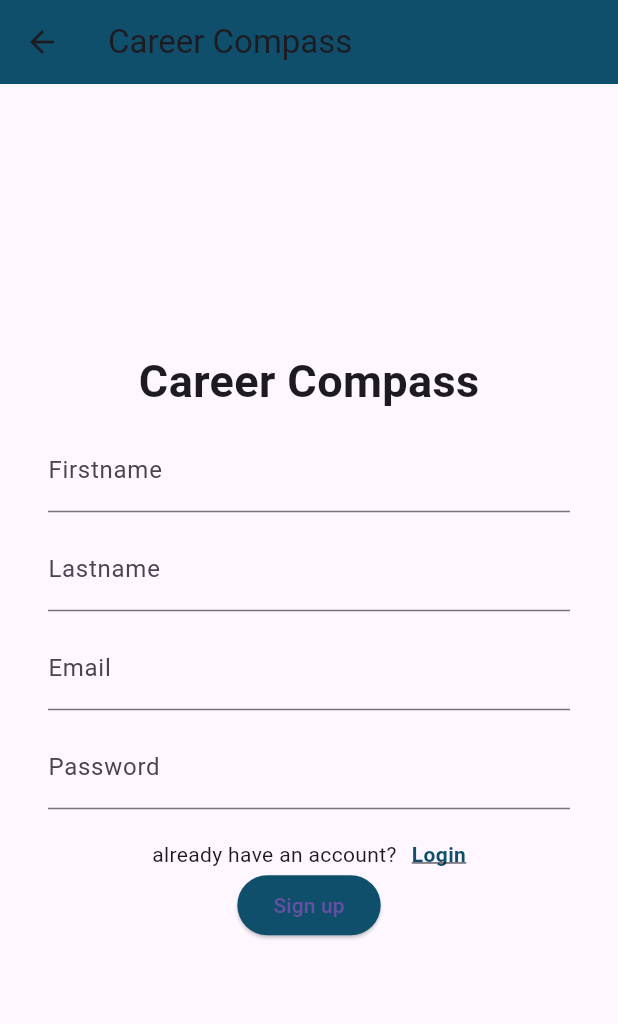
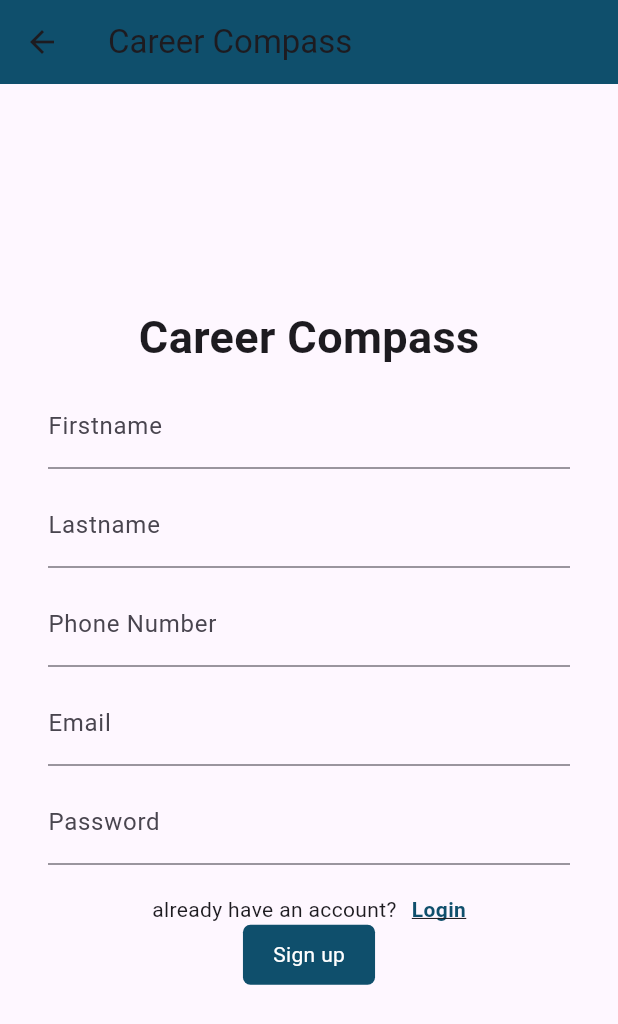
Before and after one commit to MayarMohamed7/career_coach, a Flutter app: the signupPage screen opened directly, on a phone screen of 412 x 824 dp. Shown: the top 1024 px of the screen. Run offline on Flutter 3.47's test engine with Material 3 defaults, Android fonts, the phone set to English and light mode, and no system bars; our stand-ins replace basic_utils, cloud_firestore, firebase_auth, firebase_core, font_awesome_flutter; accounts and stored records are empty; generated files the repository leaves out were written again.

Commit message:
sign&auth

```diff
--- a/lib/Pages/signup_page.dart
+++ b/lib/Pages/signup_page.dart
@@ -1,9 +1,38 @@
 import 'package:flutter/material.dart';
 import 'package:career_coach/Pages/login_page.dart';
+import 'package:firebase_auth/firebase_auth.dart';
+import 'package:career_coach/firebase_options.dart';
+import 'package:firebase_core/firebase_core.dart';
+
+import 'package:career_coach/resources/auth_methods.dart';
 
 import 'home.dart'; //signupPage
 
-class signupPage extends StatelessWidget {
+class signupPage extends StatefulWidget {
+  const signupPage({Key? key}) : super(key: key);
+  @override
+  _signupPageState createState() => _signupPageState();
+}
+class _signupPageState extends State<signupPage> {
+
+  final TextEditingController _firstNameController = TextEditingController();
+ final TextEditingController _lastNameController = TextEditingController() ;
+ final TextEditingController _phoneNumberController = TextEditingController() ;
+  final TextEditingController _emailController =TextEditingController();
+  final TextEditingController _passwordController=  TextEditingController() ;
+
+
+  @override
+  void dispose() {
+    _firstNameController.dispose();
+    _lastNameController.dispose();
+    _phoneNumberController.dispose();
+    _emailController.dispose();
+    _passwordController.dispose();
+    super.dispose();
+  }
+
+
   @override
   Widget build(BuildContext context) {
     return Scaffold(
@@ -28,29 +57,50 @@ class signupPage extends StatelessWidget {
               ),
               SizedBox(height: 10),
               TextField(
+
+                controller: _firstNameController,
                 decoration: InputDecoration(
+                  hintText: 'Enter your Firstname',
                   labelText: 'Firstname',
+
                 ),
               ),
               SizedBox(height: 10),
               TextField(
+                controller: _lastNameController,
                 decoration: InputDecoration(
+                  hintText: 'Enter your Lastname',
                   labelText: 'Lastname',
                 ),
               ),
               SizedBox(height: 10),
               TextField(
+                controller: _phoneNumberController,
                 decoration: InputDecoration(
+                  hintText: 'Enter your Phone Number',
+                  labelText: 'Phone Number',
+                ),
+              ),
+              SizedBox(height: 10),
+              TextField(
+
+                controller: _emailController,
+                decoration: InputDecoration(
+              hintText:'Enter your Email',
                   labelText: 'Email',
                 ),
               ),
               SizedBox(height: 10),
               TextField(
+                controller: _passwordController,
+
                 obscureText: true,
                 decoration: InputDecoration(
+                  hintText: 'Enter your Password',
                   labelText: 'Password',
                 ),
               ),
+
               SizedBox(height: 20),
               Row(
                 mainAxisAlignment: MainAxisAlignment.center,
@@ -58,6 +108,7 @@ class signupPage extends StatelessWidget {
                   Text('already have an account?'),
                   SizedBox(width: 10),
                   GestureDetector(
+
                     onTap: () {
                       Navigator.push(context,
                           MaterialPageRoute(builder: (context) => loginPage()));
@@ -73,17 +124,34 @@ class signupPage extends StatelessWidget {
                   ),
                 ],
               ),
-              ElevatedButton(
-                onPressed: () {
-                  Navigator.push(
+          InkWell(
+  onTap: () async {
+    String res = await AuthMethods().signupUser(
+      email: _emailController.text.trim(),
+      password: _passwordController.text.trim(),
+      Firstname: _firstNameController.text.trim(),
+      Lastname: _lastNameController.text.trim(),
+    );
+    print(res);
+     if (res == "success") {
+      Navigator.pushReplacement(
         context,
         MaterialPageRoute(builder: (context) => HomePage()),
       );
+  }
   },
-                style: ElevatedButton.styleFrom(
-                  primary: Color(0xff0f4f6c),
+
+  child: Container(
+    padding: EdgeInsets.symmetric(vertical: 10.0, horizontal: 20.0),
+    decoration: BoxDecoration(
+      color: Color(0xff0f4f6c),
+      borderRadius: BorderRadius.circular(5.0),
     ),
-                child: Text('Sign up'),
+    child: Text(
+      'Sign up',
+      style: TextStyle(color: Colors.white),
+    ),
+  ),
 ),
               SizedBox(height: 20),
             ],
```
Also changed, not shown: lib/resources/auth_methods.dart (added, +73 -0 lines). Lines whose indentation alone changed are shown as unchanged.
